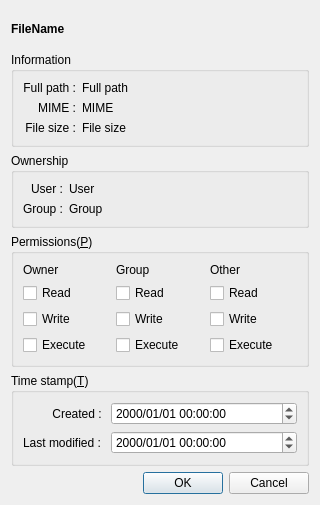
haraki/farman, file fileattributesdialog.ui: the form before one commit.
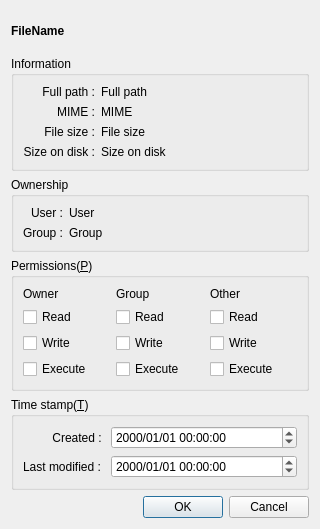
The form after the commit.

Commit message: implemented to show file size on disk for macOS/Linux.(refs #33)

```diff
--- a/fileattributesdialog.ui
+++ b/fileattributesdialog.ui
@@ -7,7 +7,7 @@
     <x>0</x>
     <y>0</y>
     <width>320</width>
-    <height>505</height>
+    <height>529</height>
    </rect>
   </property>
   <property name="sizePolicy">
@@ -56,14 +56,7 @@
         </property>
        </widget>
       </item>
-      <item row="3" column="1">
-       <widget class="QLabel" name="informationMimeLabel">
-        <property name="text">
-         <string>MIME</string>
-        </property>
-       </widget>
-      </item>
-      <item row="3" column="0">
+      <item row="1" column="0">
        <widget class="QLabel" name="informationMimeHeadLabel">
         <property name="text">
          <string>MIME :</string>
@@ -73,7 +66,14 @@
         </property>
        </widget>
       </item>
-      <item row="4" column="0">
+      <item row="1" column="1">
+       <widget class="QLabel" name="informationMimeLabel">
+        <property name="text">
+         <string>MIME</string>
+        </property>
+       </widget>
+      </item>
+      <item row="2" column="0">
        <widget class="QLabel" name="informationFileSizeHeadLabel">
         <property name="text">
          <string>File size :</string>
@@ -83,13 +83,30 @@
         </property>
        </widget>
       </item>
-      <item row="4" column="1">
+      <item row="2" column="1">
        <widget class="QLabel" name="informationFileSizeLabel">
         <property name="text">
          <string>File size</string>
         </property>
        </widget>
       </item>
+      <item row="3" column="0">
+       <widget class="QLabel" name="informationSizeOnDiskHeadLabel">
+        <property name="text">
+         <string>Size on disk :</string>
+        </property>
+        <property name="alignment">
+         <set>Qt::AlignRight|Qt::AlignTrailing|Qt::AlignVCenter</set>
+        </property>
+       </widget>
+      </item>
+      <item row="3" column="1">
+       <widget class="QLabel" name="informationSizeOnDiskLabel">
+        <property name="text">
+         <string>Size on disk</string>
+        </property>
+       </widget>
+      </item>
      </layout>
     </widget>
    </item>
```
The commit also changes 5 other files.
